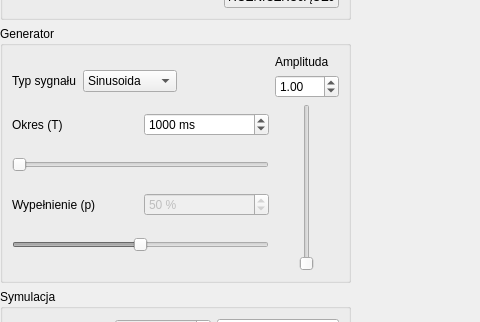
Before: the Qt Designer form mainwindow.ui in KamilWarczekIP/PK-Symulator_UAR, drawn with Qt 5; both pictures show x 0 to 480 and y 365 to 687 of the 1317 by 842 pixel window.
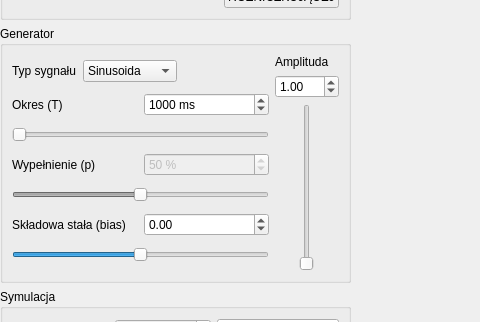
After: the same form once the commit is applied.

Diff of the .ui file:
```diff
--- a/mainwindow.ui
+++ b/mainwindow.ui
@@ -496,6 +496,43 @@
               </property>
              </widget>
             </item>
+            <item>
+             <layout class="QHBoxLayout" name="horizontalLayout_16">
+              <item>
+               <widget class="QLabel" name="label_10">
+                <property name="text">
+                 <string>Składowa stała (bias)</string>
+                </property>
+               </widget>
+              </item>
+              <item>
+               <widget class="QDoubleSpinBox" name="doubleSpinBox_generator_bias">
+                <property name="minimum">
+                 <double>-100.000000000000000</double>
+                </property>
+                <property name="maximum">
+                 <double>100.000000000000000</double>
+                </property>
+                <property name="singleStep">
+                 <double>0.010000000000000</double>
+                </property>
+               </widget>
+              </item>
+             </layout>
+            </item>
+            <item>
+             <widget class="QSlider" name="horizontalSlider_generator_bias">
+              <property name="minimum">
+               <number>-10000</number>
+              </property>
+              <property name="maximum">
+               <number>10000</number>
+              </property>
+              <property name="orientation">
+               <enum>Qt::Horizontal</enum>
+              </property>
+             </widget>
+            </item>
            </layout>
           </item>
           <item>
```
Left out of the diff: 5 changed lines with no effect on the pictures.
